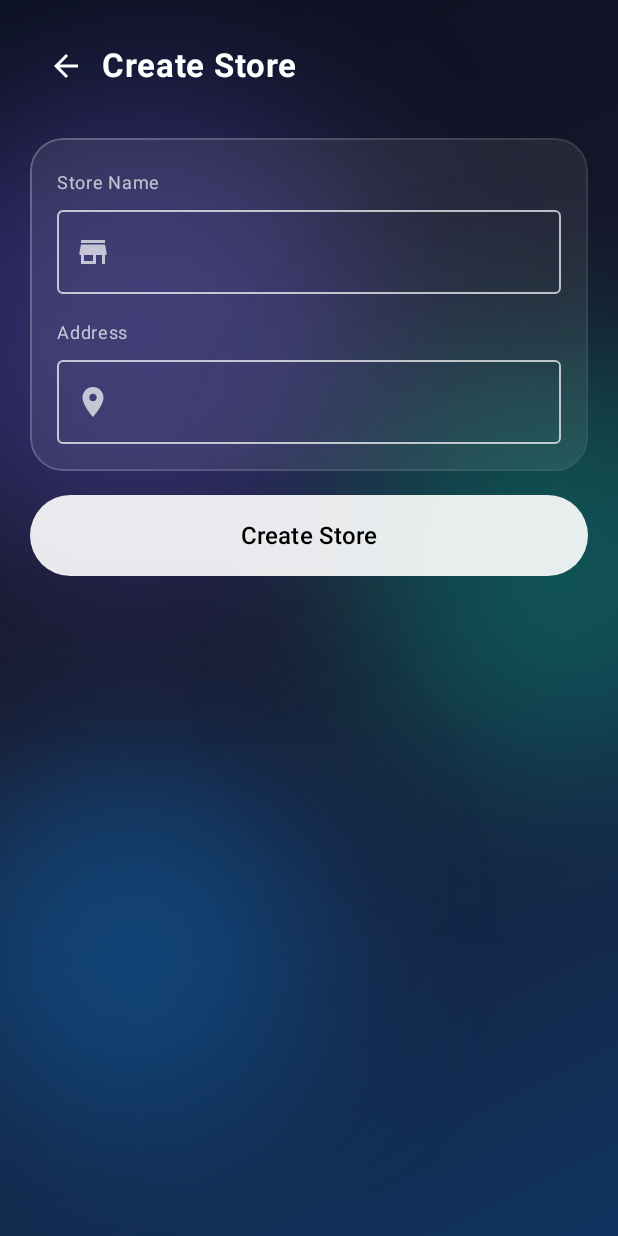
After one commit to Amitdaskne/attendancepro-v2, an Android app built with Jetpack Compose: the CreateStoreScreen screen opened through its navigation route, on a phone screen of 412 x 824 dp. The commit adds this screen. Run offline under Robolectric (Android 15) with nearby library versions, the phone set to English and light mode, and no system bars; our stand-ins replace Dagger/Hilt's generated code, Firebase (no records; nobody signed in at launch, a user with empty details on screens opened directly).

Commit message:
Phase 3: super admin lock + stores + QR generation

```diff
--- a/app/src/main/java/com/amit/attendancepro/ui/auth/SignupScreen.kt
+++ b/app/src/main/java/com/amit/attendancepro/ui/auth/SignupScreen.kt
@@ -39,6 +39,8 @@ fun SignupScreen(
     var email by remember { mutableStateOf("") }
     var password by remember { mutableStateOf("") }
     var role by remember { mutableStateOf(UserRole.EMPLOYEE) }
+
+    val selectableRoles = UserRole.entries.filter { it != UserRole.SUPER_ADMIN }
 
     Box(Modifier.fillMaxSize()) {
         GlassBackground()
@@ -97,7 +99,7 @@ fun SignupScreen(
             Text("Select role", color = TextPrimary, fontSize = 14.sp, fontWeight = FontWeight.SemiBold, modifier = Modifier.fillMaxWidth())
             Spacer(Modifier.height(8.dp))
 
-            UserRole.entries.forEach { r ->
+            selectableRoles.forEach { r ->
                 RoleChip(
                     role = r,
                     selected = role == r,
--- a/app/src/main/java/com/amit/attendancepro/ui/navigation/AppNavigation.kt
+++ b/app/src/main/java/com/amit/attendancepro/ui/navigation/AppNavigation.kt
@@ -5,9 +5,11 @@ import androidx.compose.runtime.LaunchedEffect
 import androidx.compose.runtime.collectAsState
 import androidx.compose.runtime.getValue
 import androidx.hilt.navigation.compose.hiltViewModel
+import androidx.navigation.NavType
 import androidx.navigation.compose.NavHost
 import androidx.navigation.compose.composable
 import androidx.navigation.compose.rememberNavController
+import androidx.navigation.navArgument
 import com.amit.attendancepro.domain.model.UserRole
 import com.amit.attendancepro.ui.auth.AuthState
 import com.amit.attendancepro.ui.auth.AuthViewModel
@@ -17,6 +19,9 @@ import com.amit.attendancepro.ui.screens.employee.EmployeeDashboard
 import com.amit.attendancepro.ui.screens.manager.ManagerDashboard
 import com.amit.attendancepro.ui.screens.storeadmin.StoreAdminDashboard
 import com.amit.attendancepro.ui.screens.superadmin.SuperAdminDashboard
+import com.amit.attendancepro.ui.stores.CreateStoreScreen
+import com.amit.attendancepro.ui.stores.StoreListScreen
+import com.amit.attendancepro.ui.stores.StoreQRScreen
 
 object Routes {
     const val LOGIN = "login"
@@ -25,6 +30,9 @@ object Routes {
     const val MANAGER = "manager"
     const val STORE_ADMIN = "store_admin"
     const val SUPER_ADMIN = "super_admin"
+    const val STORE_CREATE = "store_create"
+    const val STORE_LIST = "store_list"
+    const val STORE_QR = "store_qr"
 }
 
 @Composable
@@ -71,10 +79,43 @@ fun AppNavigation(vm: AuthViewModel = hiltViewModel()) {
             ManagerDashboard(onBack = { vm.logout(); navController.navigate(Routes.LOGIN) { popUpTo(0) } })
         }
         composable(Routes.STORE_ADMIN) {
-            StoreAdminDashboard(onBack = { vm.logout(); navController.navigate(Routes.LOGIN) { popUpTo(0) } })
+            StoreAdminDashboard(
+                onBack = { vm.logout(); navController.navigate(Routes.LOGIN) { popUpTo(0) } },
+                onCreateStore = { navController.navigate(Routes.STORE_CREATE) },
+                onMyStore = {
+                    navController.navigate(Routes.STORE_LIST) { }
+                }
+            )
         }
         composable(Routes.SUPER_ADMIN) {
-            SuperAdminDashboard(onBack = { vm.logout(); navController.navigate(Routes.LOGIN) { popUpTo(0) } })
+            SuperAdminDashboard(
+                onBack = { vm.logout(); navController.navigate(Routes.LOGIN) { popUpTo(0) } },
+                onManageStores = { navController.navigate(Routes.STORE_LIST) }
+            )
+        }
+        composable(Routes.STORE_CREATE) {
+            CreateStoreScreen(
+                onBack = { navController.popBackStack() },
+                onCreated = { storeId ->
+                    navController.navigate("${Routes.STORE_QR}/$storeId") {
+                        popUpTo(Routes.STORE_CREATE) { inclusive = true }
+                    }
+                }
+            )
+        }
+        composable(Routes.STORE_LIST) {
+            StoreListScreen(
+                onBack = { navController.popBackStack() },
+                onStoreClick = { storeId -> navController.navigate("${Routes.STORE_QR}/$storeId") },
+                onCreateStore = { navController.navigate(Routes.STORE_CREATE) }
+            )
+        }
+        composable(
+            route = "${Routes.STORE_QR}/{storeId}",
+            arguments = listOf(navArgument("storeId") { type = NavType.StringType })
+        ) { entry ->
+            val storeId = entry.arguments?.getString("storeId") ?: ""
+            StoreQRScreen(storeId = storeId, onBack = { navController.popBackStack() })
         }
     }
 }
--- /dev/null
+++ b/app/src/main/java/com/amit/attendancepro/ui/stores/CreateStoreScreen.kt
@@ -0,0 +1,113 @@
+package com.amit.attendancepro.ui.stores
+
+import androidx.compose.foundation.layout.*
+import androidx.compose.material.icons.Icons
+import androidx.compose.material.icons.filled.ArrowBack
+import androidx.compose.material.icons.filled.LocationOn
+import androidx.compose.material.icons.filled.Store
+import androidx.compose.material3.*
+import androidx.compose.runtime.*
+import androidx.compose.ui.Alignment
+import androidx.compose.ui.Modifier
+import androidx.compose.ui.graphics.Color
+import androidx.compose.ui.text.font.FontWeight
+import androidx.compose.ui.unit.dp
+import androidx.compose.ui.unit.sp
+import androidx.hilt.navigation.compose.hiltViewModel
+import com.amit.attendancepro.ui.components.GlassBackground
+import com.amit.attendancepro.ui.components.GlassCard
+import com.amit.attendancepro.ui.theme.TextPrimary
+import com.amit.attendancepro.ui.theme.TextSecondary
+
+@Composable
+fun CreateStoreScreen(
+    onBack: () -> Unit,
+    onCreated: (String) -> Unit,
+    vm: StoreViewModel = hiltViewModel()
+) {
+    val state by vm.state.collectAsState()
+    var name by remember { mutableStateOf("") }
+    var address by remember { mutableStateOf("") }
+
+    Box(Modifier.fillMaxSize()) {
+        GlassBackground()
+        Column(
+            Modifier
+                .fillMaxSize()
+                .statusBarsPadding()
+                .navigationBarsPadding()
+                .padding(20.dp)
+        ) {
+            Row(verticalAlignment = Alignment.CenterVertically) {
+                IconButton(onClick = onBack) {
+                    Icon(Icons.Default.ArrowBack, null, tint = TextPrimary)
+                }
+                Text("Create Store", color = TextPrimary, fontSize = 22.sp, fontWeight = FontWeight.Bold)
+            }
+
+            Spacer(Modifier.height(24.dp))
+
+            GlassCard(modifier = Modifier.fillMaxWidth()) {
+                Column {
+                    Text("Store Name", color = TextSecondary, fontSize = 12.sp)
+                    Spacer(Modifier.height(6.dp))
+                    OutlinedTextField(
+                        value = name,
+                        onValueChange = { name = it },
+                        leadingIcon = { Icon(Icons.Default.Store, null, tint = TextSecondary) },
+                        singleLine = true,
+                        colors = OutlinedTextFieldDefaults.colors(
+                            focusedTextColor = TextPrimary,
+                            unfocusedTextColor = TextPrimary,
+                            focusedBorderColor = TextPrimary,
+                            unfocusedBorderColor = TextSecondary,
+                            cursorColor = TextPrimary
+                        ),
+                        modifier = Modifier.fillMaxWidth()
+                    )
+                    Spacer(Modifier.height(14.dp))
+                    Text("Address", color = TextSecondary, fontSize = 12.sp)
+                    Spacer(Modifier.height(6.dp))
+                    OutlinedTextField(
+                        value = address,
+                        onValueChange = { address = it },
+                        leadingIcon = { Icon(Icons.Default.LocationOn, null, tint = TextSecondary) },
+                        singleLine = true,
+                        colors = OutlinedTextFieldDefaults.colors(
+                            focusedTextColor = TextPrimary,
+                            unfocusedTextColor = TextPrimary,
+                            focusedBorderColor = TextPrimary,
+                            unfocusedBorderColor = TextSecondary,
+                            cursorColor = TextPrimary
+                        ),
+                        modifier = Modifier.fillMaxWidth()
+                    )
+                }
+            }
+
+            Spacer(Modifier.height(16.dp))
+
+            if (state is StoreUiState.Error) {
+                Text((state as StoreUiState.Error).message, color = Color(0xFFFF6B6B), fontSize = 13.sp)
+                Spacer(Modifier.height(8.dp))
+            }
+
+            Button(
+                onClick = {
+                    vm.createStore(name, address) { store ->
+                        onCreated(store.id)
+                    }
+                },
+                enabled = state !is StoreUiState.Loading,
+                modifier = Modifier.fillMaxWidth().height(54.dp),
+                colors = ButtonDefaults.buttonColors(containerColor = Color.White.copy(alpha = 0.9f))
+            ) {
+                if (state is StoreUiState.Loading) {
+                    CircularProgressIndicator(modifier = Modifier.size(22.dp), strokeWidth = 2.dp, color = Color.Black)
+                } else {
+                    Text("Create Store", color = Color.Black, fontWeight = FontWeight.SemiBold, fontSize = 16.sp)
+                }
+            }
+        }
+    }
+}
```
Also changed, not shown: app/build.gradle.kts (+5 -3 lines), app/src/main/java/com/amit/attendancepro/data/AuthRepository.kt (+21 -2 lines), app/src/main/java/com/amit/attendancepro/data/StoreRepository.kt (added, +72 -0 lines), app/src/main/java/com/amit/attendancepro/domain/model/Store.kt (added, +11 -0 lines), app/src/main/java/com/amit/attendancepro/ui/components/QRCodeView.kt (added, +47 -0 lines), app/src/main/java/com/amit/attendancepro/ui/screens/storeadmin/StoreAdminDashboard.kt (+47 -9 lines), app/src/main/java/com/amit/attendancepro/ui/screens/superadmin/SuperAdminDashboard.kt (+40 -8 lines), app/src/main/java/com/amit/attendancepro/ui/stores/StoreListScreen.kt (added, +117 -0 lines), app/src/main/java/com/amit/attendancepro/ui/stores/StoreQRScreen.kt (added, +89 -0 lines), app/src/main/java/com/amit/attendancepro/ui/stores/StoreViewModel.kt (added, +78 -0 lines).
